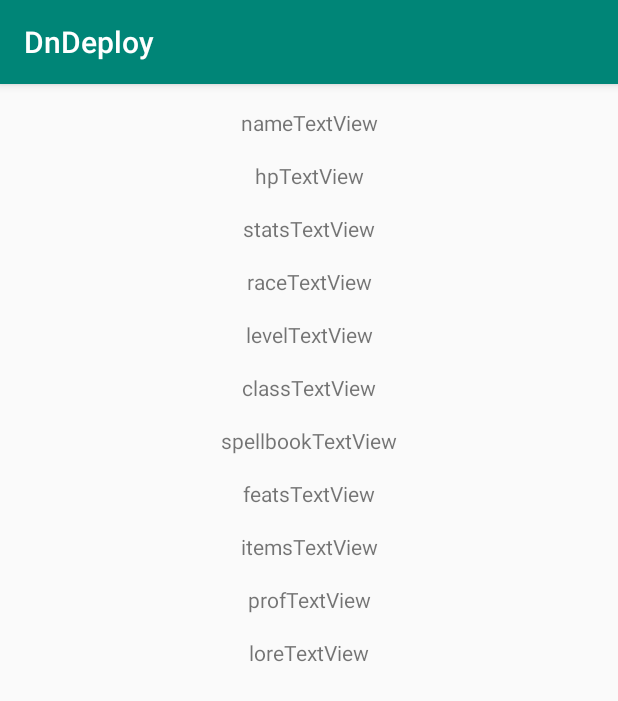
After one commit to henrykeane/DnDeploy, an Android app: the ViewCharacterActivity screen opened directly, with no data from a screen before it, on a phone screen of 412 x 824 dp. The commit adds this screen. Shown: the top 701 px of the screen. Run offline under Robolectric (Android 15) with nearby library versions, the phone set to English and light mode, and no system bars.

Commit message:
Created View Character screen
Empty character screen, built out the characterpreview class.
TODO: make characterpreview->character, and make character its own class file

```diff
--- a/app/build.gradle
+++ b/app/build.gradle
@@ -23,7 +23,7 @@ android {
     }
 }
 
-repositories{
+repositories {
     jcenter()
 }
 
@@ -47,5 +47,4 @@ dependencies {
     implementation "com.squareup.moshi:moshi-adapters:$moshi_version"
     implementation 'androidx.recyclerview:recyclerview:1.0.0'
 
-    implementation 'com.beust:klaxon:5.0.1'
 }
--- a/app/src/main/AndroidManifest.xml
+++ b/app/src/main/AndroidManifest.xml
@@ -11,7 +11,8 @@
         android:roundIcon="@mipmap/ic_launcher_round"
         android:supportsRtl="true"
         android:theme="@style/AppTheme">
-        <activity android:name=".CharacterPoolActivity"></activity>
+        <activity android:name=".ViewCharacterActivity"></activity>
+        <activity android:name=".CharacterPoolActivity" />
         <activity android:name=".MainActivity">
             <intent-filter>
                 <action android:name="android.intent.action.MAIN" />
--- a/app/src/main/java/com/example/dndeploy/CharacterPoolAdapter.kt
+++ b/app/src/main/java/com/example/dndeploy/CharacterPoolAdapter.kt
@@ -4,6 +4,7 @@ import android.view.LayoutInflater
 import android.view.View
 import android.view.ViewGroup
 import androidx.recyclerview.widget.RecyclerView
+import com.squareup.moshi.Json
 import com.squareup.moshi.Moshi
 import kotlinx.android.synthetic.main.character_pool_detail.view.*
 
@@ -23,6 +24,7 @@ class CharacterPoolAdapter(ownerID: String, previewJSON: String)
         for(preview in previewArray!!){
             println("Adding $preview")
             characters.add(preview)
+            println("Stat: ${preview.name} and this ${preview.stats?.str}")
         }
         println("Characters: $characters")
         /*
@@ -48,9 +50,25 @@ class CharacterPoolAdapter(ownerID: String, previewJSON: String)
          */
     }
 
-    //TODO: Add the rest of the parameters. We're doing this bitch manually
-    data class CharacterPreview(val name:String?=null)//,
-//                                @Json(name="character_JSON") val characterJSON: String)
+    class CharacterPreview(val name:String?=null,
+                                val hp:String?=null,
+                                val stats:CharacterStats?=null,
+                                val race:String?=null,
+                                val level:String?=null,
+                                @Json(name="class")val characterClass:String?=null,
+                                val spellbook:List<String>,
+                                val feats:List<String>,
+                                val items:List<String>,
+                                val lore:List<String>,
+                                val prof:List<String>){
+        data class CharacterStats(val str:String?=null,
+                                  val dex:String?=null,
+                                  val con:String?=null,
+                                  val int:String?=null,
+                                  val wis:String?=null,
+                                  val cha:String?=null)
+    }
+
 
 
 
--- /dev/null
+++ b/app/src/main/java/com/example/dndeploy/ViewCharacterActivity.kt
@@ -0,0 +1,12 @@
+package com.example.dndeploy
+
+import androidx.appcompat.app.AppCompatActivity
+import android.os.Bundle
+
+class ViewCharacterActivity : AppCompatActivity() {
+
+    override fun onCreate(savedInstanceState: Bundle?) {
+        super.onCreate(savedInstanceState)
+        setContentView(R.layout.activity_view_character)
+    }
+}
--- /dev/null
+++ b/app/src/main/res/layout/activity_view_character.xml
@@ -0,0 +1,118 @@
+<?xml version="1.0" encoding="utf-8"?>
+<androidx.constraintlayout.widget.ConstraintLayout xmlns:android="http://schemas.android.com/apk/res/android"
+    xmlns:app="http://schemas.android.com/apk/res-auto"
+    xmlns:tools="http://schemas.android.com/tools"
+    android:layout_width="match_parent"
+    android:layout_height="match_parent"
+    tools:context=".ViewCharacterActivity">
+
+    <TextView
+        android:id="@+id/nameTextView14"
+        android:layout_width="wrap_content"
+        android:layout_height="wrap_content"
+        android:layout_marginTop="16dp"
+        android:text="loreTextView"
+        app:layout_constraintEnd_toEndOf="parent"
+        app:layout_constraintStart_toStartOf="parent"
+        app:layout_constraintTop_toBottomOf="@+id/nameTextView4" />
+
+    <TextView
+        android:id="@+id/nameTextView8"
+        android:layout_width="wrap_content"
+        android:layout_height="wrap_content"
+        android:layout_marginTop="16dp"
+        android:text="itemsTextView"
+        app:layout_constraintEnd_toEndOf="parent"
+        app:layout_constraintStart_toStartOf="parent"
+        app:layout_constraintTop_toBottomOf="@+id/featsTextView" />
+
+    <TextView
+        android:id="@+id/classTextView"
+        android:layout_width="wrap_content"
+        android:layout_height="wrap_content"
+        android:layout_marginTop="16dp"
+        android:text="classTextView"
+        app:layout_constraintEnd_toEndOf="parent"
+        app:layout_constraintStart_toStartOf="parent"
+        app:layout_constraintTop_toBottomOf="@+id/levelTextView" />
+
+    <TextView
+        android:id="@+id/levelTextView"
+        android:layout_width="wrap_content"
+        android:layout_height="wrap_content"
+        android:layout_marginTop="16dp"
+        android:text="levelTextView"
+        app:layout_constraintEnd_toEndOf="parent"
+        app:layout_constraintStart_toStartOf="parent"
+        app:layout_constraintTop_toBottomOf="@+id/raceTextView" />
+
+    <TextView
+        android:id="@+id/raceTextView"
+        android:layout_width="wrap_content"
+        android:layout_height="wrap_content"
+        android:layout_marginTop="16dp"
+        android:text="raceTextView"
+        app:layout_constraintEnd_toEndOf="parent"
+        app:layout_constraintStart_toStartOf="parent"
+        app:layout_constraintTop_toBottomOf="@+id/statsTextView" />
+
+    <TextView
+        android:id="@+id/spellbookTextView"
+        android:layout_width="wrap_content"
+        android:layout_height="wrap_content"
+        android:layout_marginTop="16dp"
+        android:text="spellbookTextView"
+        app:layout_constraintEnd_toEndOf="parent"
+        app:layout_constraintStart_toStartOf="parent"
+        app:layout_constraintTop_toBottomOf="@+id/classTextView" />
+
+    <TextView
+        android:id="@+id/statsTextView"
+        android:layout_width="wrap_content"
+        android:layout_height="wrap_content"
+        android:layout_marginTop="16dp"
+        android:text="statsTextView"
+        app:layout_constraintEnd_toEndOf="parent"
+        app:layout_constraintStart_toStartOf="parent"
+        app:layout_constraintTop_toBottomOf="@+id/hpTextView" />
+
+    <TextView
+        android:id="@+id/nameTextView4"
+        android:layout_width="wrap_content"
+        android:layout_height="wrap_content"
+        android:layout_marginTop="16dp"
+        android:text="profTextView"
+        app:layout_constraintEnd_toEndOf="parent"
+        app:layout_constraintStart_toStartOf="parent"
+        app:layout_constraintTop_toBottomOf="@+id/nameTextView8" />
+
+    <TextView
+        android:id="@+id/hpTextView"
+        android:layout_width="wrap_content"
+        android:layout_height="wrap_content"
+        android:layout_marginTop="16dp"
+        android:text="hpTextView"
+        app:layout_constraintEnd_toEndOf="parent"
+        app:layout_constraintStart_toStartOf="parent"
+        app:layout_constraintTop_toBottomOf="@+id/nameTextView" />
+
+    <TextView
+        android:id="@+id/featsTextView"
+        android:layout_width="wrap_content"
+        android:layout_height="wrap_content"
+        android:layout_marginTop="16dp"
+        android:text="featsTextView"
+        app:layout_constraintEnd_toEndOf="parent"
+        app:layout_constraintStart_toStartOf="parent"
+        app:layout_constraintTop_toBottomOf="@+id/spellbookTextView" />
+
+    <TextView
+        android:id="@+id/nameTextView"
+        android:layout_width="wrap_content"
+        android:layout_height="wrap_content"
+        android:layout_marginTop="16dp"
+        android:text="nameTextView"
+        app:layout_constraintEnd_toEndOf="parent"
+        app:layout_constraintStart_toStartOf="parent"
+        app:layout_constraintTop_toTopOf="parent" />
+</androidx.constraintlayout.widget.ConstraintLayout>
--- a/build.gradle
+++ b/build.gradle
@@ -8,7 +8,7 @@ buildscript {
 
     }
     dependencies {
-        classpath 'com.android.tools.build:gradle:3.5.0'
+        classpath 'com.android.tools.build:gradle:3.5.1'
         classpath "org.jetbrains.kotlin:kotlin-gradle-plugin:$kotlin_version"
         // NOTE: Do not place your application dependencies here; they belong
         // in the individual module build.gradle files
```
